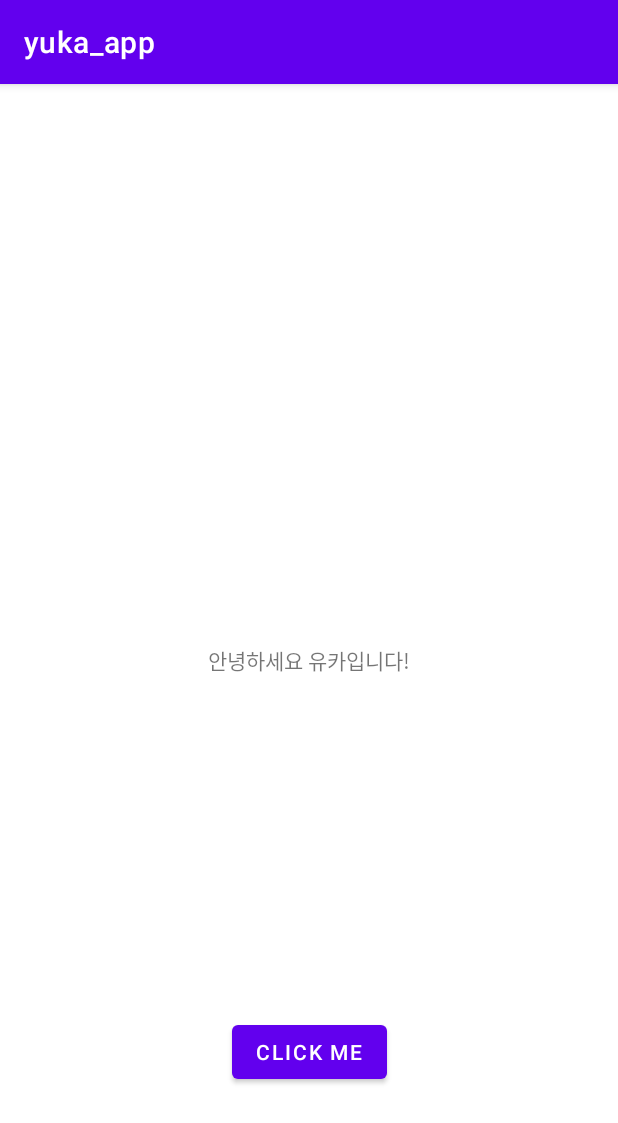
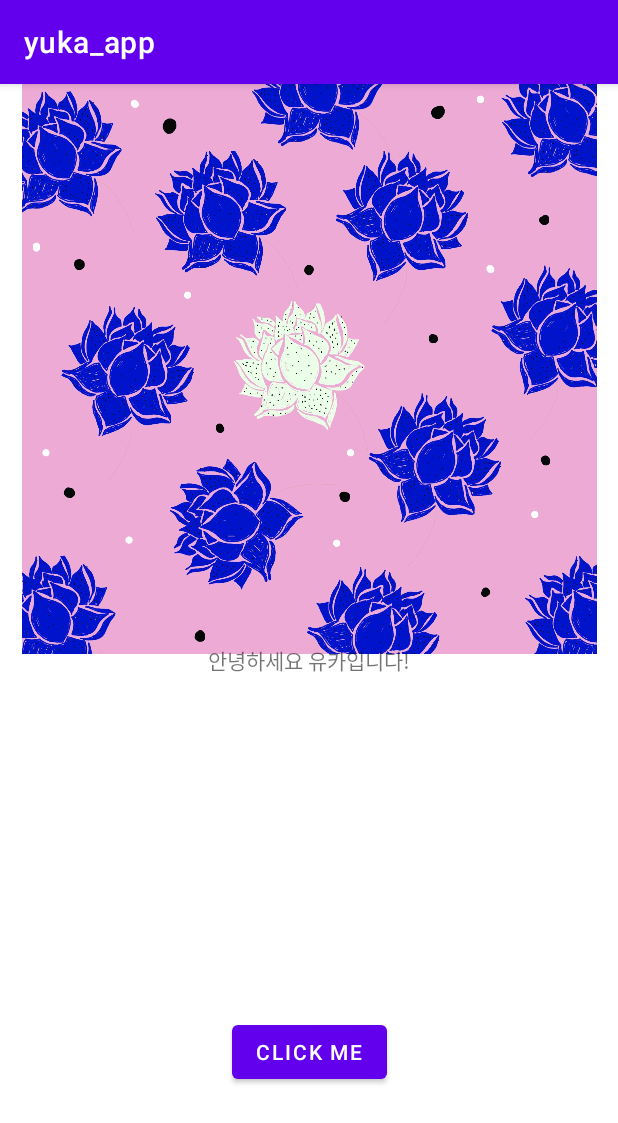
Before and after one commit to 24makiyuka/helloandroid, an Android app: the screen it shows after launch (MainActivity), after a tap on "CLICK ME", on a phone screen of 412 x 824 dp. Shown: the top 1123 px of the screen. Run offline under Robolectric (Android 15) with nearby library versions, the phone set to English and light mode, and no system bars.

Commit message:
버튼->이미지

```diff
--- a/app/src/main/java/com/example/hellandroid/MainActivity.java
+++ b/app/src/main/java/com/example/hellandroid/MainActivity.java
@@ -4,6 +4,7 @@ import androidx.appcompat.app.AppCompatActivity;
 
 import android.os.Bundle;
 import android.view.View;
+import android.widget.ImageView;
 import android.widget.Toast;
 
 public class MainActivity extends AppCompatActivity {
@@ -15,6 +16,8 @@ public class MainActivity extends AppCompatActivity {
     }
 
     public void onClick(View view) {
+        ImageView imageView = findViewById(R.id.imageView);
+        imageView.setImageResource(R.drawable.flower);
         Toast.makeText(this, "안녕하세요 버튼 클릭입니다", Toast.LENGTH_SHORT).show();
     }
 }
--- a/app/src/main/res/layout/activity_main.xml
+++ b/app/src/main/res/layout/activity_main.xml
@@ -5,6 +5,18 @@
     android:layout_width="match_parent"
     android:layout_height="match_parent"
     tools:context=".MainActivity">
+
+    <ImageView
+        android:id="@+id/imageView"
+        android:layout_width="0dp"
+        android:layout_height="0dp"
+        android:layout_marginBottom="388dp"
+        app:layout_constraintBaseline_toTopOf="parent"
+        app:layout_constraintBottom_toBottomOf="parent"
+        app:layout_constraintHeight_percent="0.5"
+        app:layout_constraintHorizontal_bias="0.0"
+        app:layout_constraintLeft_toLeftOf="parent"
+        app:layout_constraintRight_toRightOf="parent" />
 
     <TextView
         android:id="@+id/textView"
```
